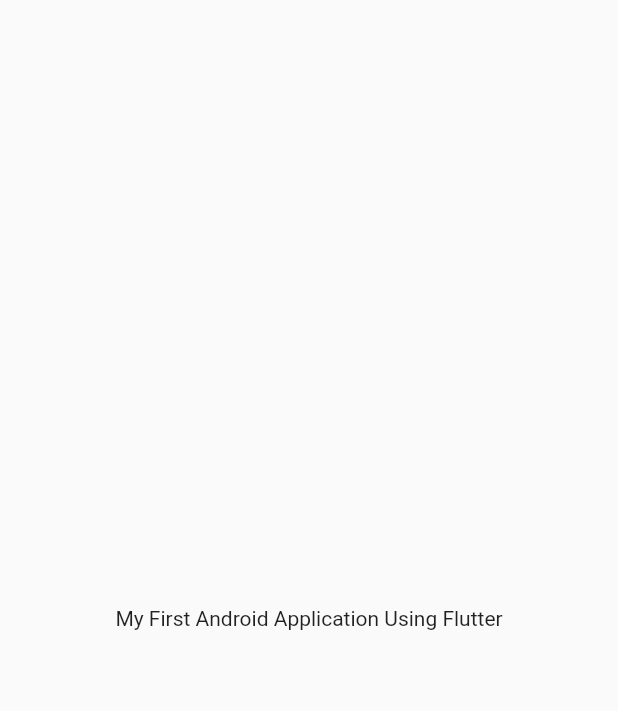
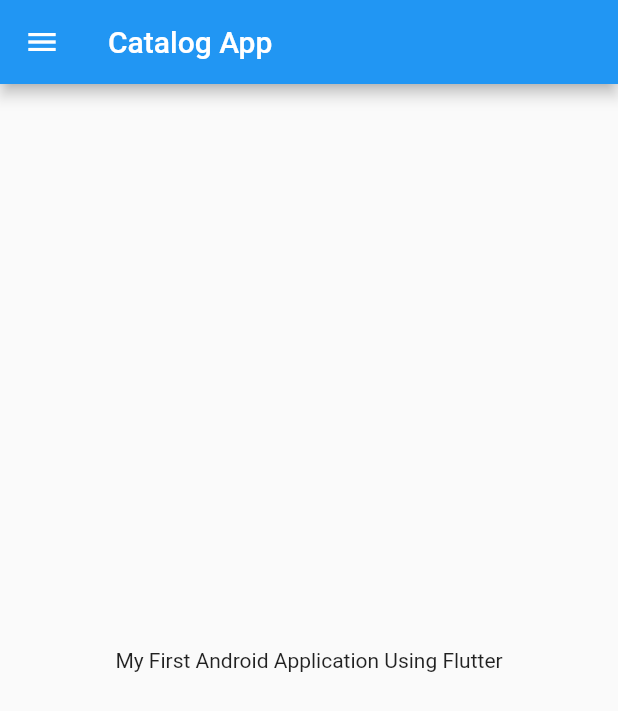
Before and after one commit to Preeti7766/flutter_tutorial, a Flutter app: the screen it shows after launch, on a phone screen of 412 x 824 dp. Shown: the top 711 px of the screen. Run offline on Flutter 3.47's test engine with Material 2 defaults, Android fonts, the phone set to English and light mode, and no system bars.

Commit message:
day 2 completed

```diff
--- /dev/null
+++ b/lib/home_page.dart
@@ -0,0 +1,20 @@
+import 'package:flutter/material.dart';
+
+class HomePage extends StatelessWidget {
+  final int days = 30;
+  final String name = "codpur";
+  @override
+  Widget build(BuildContext context) {
+    return Scaffold(
+      appBar: AppBar(
+        title: Text("Catalog App"),
+      ),
+      body: Center(
+        child: Container(
+          child: Text("My First Android Application Using Flutter"),
+        ),
+      ),
+      drawer: Drawer(),
+    );
+  }
+}
--- a/lib/main.dart
+++ b/lib/main.dart
@@ -1,22 +1,17 @@
 import 'package:flutter/material.dart';
+
+import 'home_page.dart';
 
 void main() {
   runApp(MyApp());
 }
 
 class MyApp extends StatelessWidget {
-  const MyApp({Key? key}) : super(key: key);
-
   @override
   Widget build(BuildContext context) {
     return MaterialApp(
-      home: Material(
-        child: Center(
-          child: Container(
-            child: Text("My First Android Application Using Flutter"),
-          ),
-        ),
-      ),
-    );
+        home: Material(
+      child: HomePage(),
+    ));
   }
 }
```
